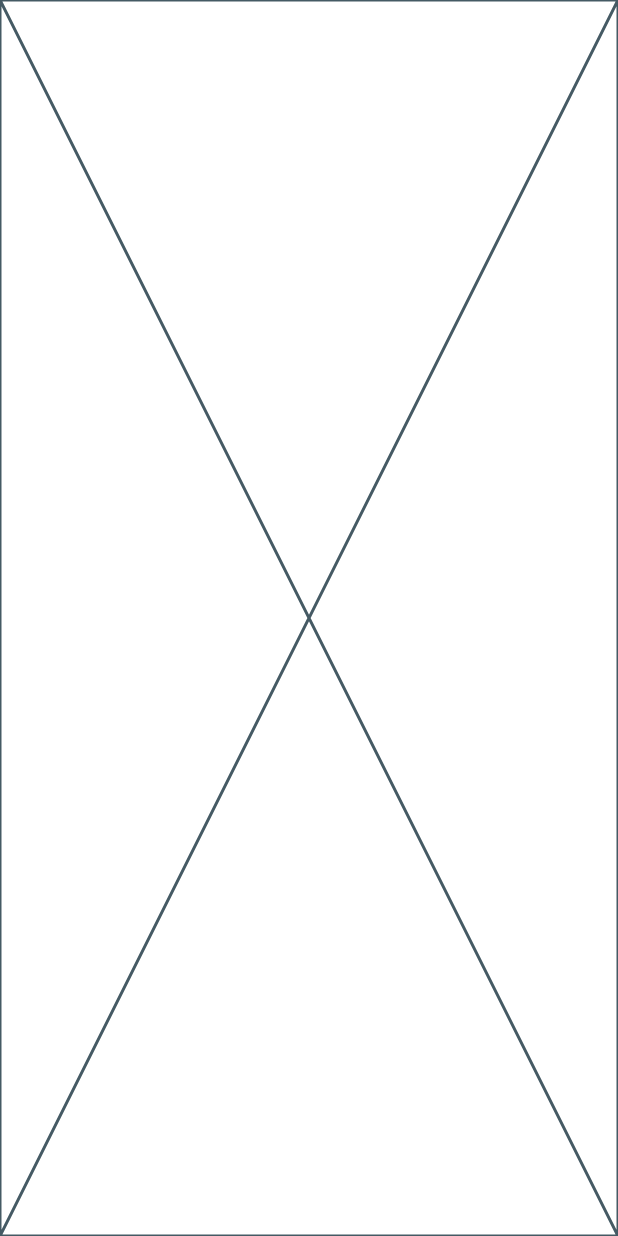
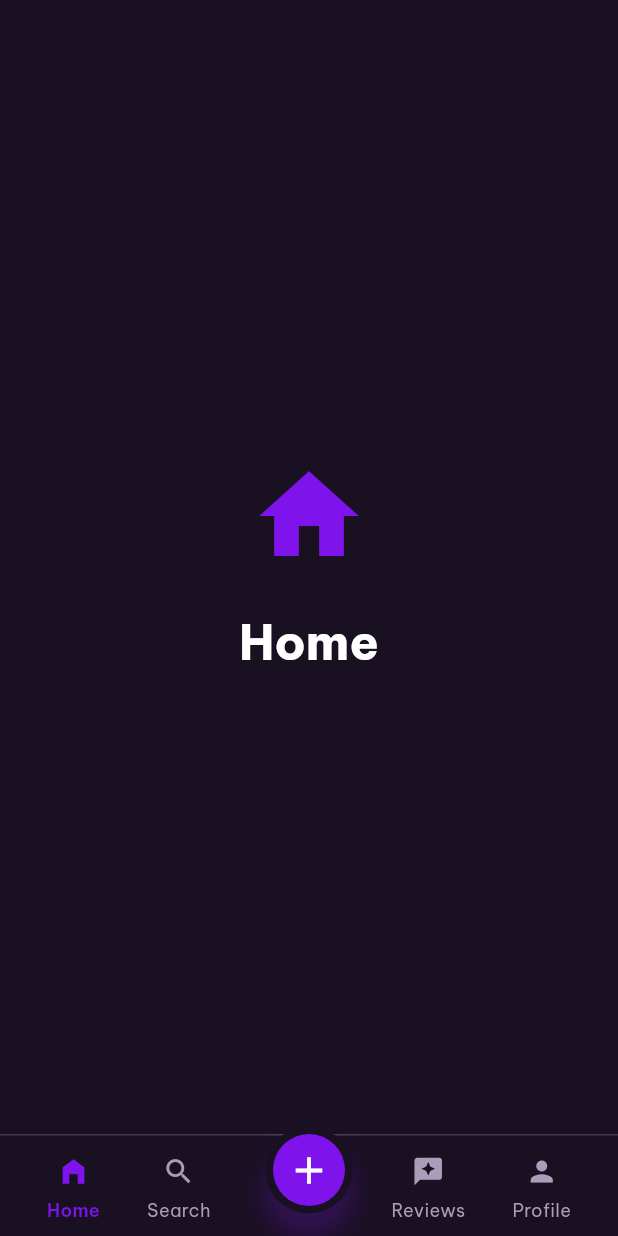
Before and after one commit to Flutter-Beg-V-9-x3/graduation_project, a Flutter app: the screen it shows after launch, on a phone screen of 412 x 824 dp. Run offline on Flutter 3.47's test engine with Material 3 defaults, Android fonts, the light colour scheme and no system bars.

Commit message:
new bottom nav bar

```diff
--- /dev/null
+++ b/lib/common/widgets/custom_bottom_nav.dart
@@ -0,0 +1,152 @@
+import 'package:flutter/material.dart';
+import '../../core/theme/app_colors.dart';
+import '../../core/theme/app_text_styles.dart';
+
+class CustomBottomNav extends StatelessWidget {
+  final int currentIndex;
+  final Function(int) onTabSelected;
+  final VoidCallback? onCenterButtonPressed;
+
+  const CustomBottomNav({
+    Key? key,
+    required this.currentIndex,
+    required this.onTabSelected,
+    this.onCenterButtonPressed,
+  }) : super(key: key);
+
+  @override
+  Widget build(BuildContext context) {
+    final screenWidth = MediaQuery.of(context).size.width;
+
+    // ⬇️ أحجام دقيقة
+    const buttonSize = 48.0;
+    const containerSize = 58.0;
+
+    return Container(
+      height: 68,
+      color: AppColors.background,
+      child: Stack(
+        clipBehavior: Clip.none,
+        children: [
+          // ===== الخط العلوي الكامل =====
+          Positioned(
+            top: 0,
+            left: 0,
+            right: 0,
+            child: Container(height: 1, color: AppColors.divider),
+          ),
+
+          // ===== العناصر الأربعة =====
+          Row(
+            mainAxisAlignment: MainAxisAlignment.spaceEvenly,
+            children: [
+              _buildNavItem(0, Icons.home_filled, 'Home'),
+              _buildNavItem(1, Icons.search, 'Search'),
+              SizedBox(width: containerSize),
+              _buildNavItem(2, Icons.reviews, 'Reviews'),
+              _buildNavItem(3, Icons.person, 'Profile'),
+            ],
+          ),
+
+          // ===== الظل الأخف تحت الـ Container =====
+          Positioned(
+            top: 8,
+            left: (screenWidth / 2) - (containerSize / 2),
+            child: Container(
+              width: containerSize,
+              height: containerSize,
+              decoration: BoxDecoration(
+                shape: BoxShape.circle,
+                boxShadow: [
+                  // ⬇️ ظل خفيف جداً
+                  BoxShadow(
+                    color: AppColors.primary.withOpacity(
+                      0.25,
+                    ), // ⬅️ opacity أقل
+                    blurRadius: 16, // ⬅️ blur أقل
+                    spreadRadius: 1, // ⬅️ spread أقل
+                    offset: Offset(0, 2), // ⬅️ offset أقل
+                  ),
+                ],
+              ),
+            ),
+          ),
+
+          // ===== الـ Container الدائري فوق الخط =====
+          Positioned(
+            top: -5,
+            left: (screenWidth / 2) - (containerSize / 2),
+            child: Container(
+              width: containerSize,
+              height: containerSize,
+              decoration: BoxDecoration(
+                color: AppColors.background,
+                shape: BoxShape.circle,
+              ),
+              child: Center(
+                child: GestureDetector(
+                  onTap: onCenterButtonPressed,
+                  child: Container(
+                    width: buttonSize,
+                    height: buttonSize,
+                    decoration: BoxDecoration(
+                      color: AppColors.primary,
+                      shape: BoxShape.circle,
+                    ),
+                    child: Center(
+                      child: Icon(Icons.add, color: Colors.white, size: 30),
+                    ),
+                  ),
+                ),
+              ),
+            ),
+          ),
+        ],
+      ),
+    );
+  }
+
+  Widget _buildNavItem(int index, IconData icon, String label) {
+    bool isSelected = currentIndex == index;
+
+    return GestureDetector(
+      onTap: () => onTabSelected(index),
+      child: Container(
+        padding: EdgeInsets.only(top: 14),
+        child: Column(
+          mainAxisSize: MainAxisSize.min,
+          children: [
+            Icon(
+              isSelected ? _getFilledIcon(icon) : icon,
+              color: isSelected ? AppColors.primary : AppColors.textMuted,
+              size: 22,
+            ),
+            SizedBox(height: 6),
+            Text(
+              label,
+              style: AppTextStyles.captionSmall.copyWith(
+                color: isSelected ? AppColors.primary : AppColors.textMuted,
+                fontWeight: isSelected ? FontWeight.w600 : FontWeight.normal,
+              ),
+            ),
+          ],
+        ),
+      ),
+    );
+  }
+
+  IconData _getFilledIcon(IconData outlineIcon) {
+    switch (outlineIcon) {
+      case Icons.home_outlined:
+        return Icons.home;
+      case Icons.search_outlined:
+        return Icons.search;
+      case Icons.reviews_outlined:
+        return Icons.reviews;
+      case Icons.person_outlined:
+        return Icons.person;
+      default:
+        return outlineIcon;
+    }
+  }
+}
--- /dev/null
+++ b/lib/features/home/home_screen.dart
@@ -0,0 +1,74 @@
+// ملف: lib/features/home/home_screen.dart
+
+import 'package:flutter/material.dart';
+import 'package:flutter_graduation_project/common/widgets/custom_bottom_nav.dart';
+import '../../core/theme/app_colors.dart';
+
+class HomeScreen extends StatefulWidget {
+  const HomeScreen({Key? key}) : super(key: key);
+
+  @override
+  _HomeScreenState createState() => _HomeScreenState();
+}
+
+class _HomeScreenState extends State<HomeScreen> {
+  int _currentIndex = 0; // لتتبع الصفحة الحالية
+
+  // قائمة الصفحات
+  final List<Widget> _pages = [
+    _buildPage('Home', Icons.home, AppColors.primary),
+    _buildPage('Search', Icons.search, AppColors.textBlue),
+    _buildPage('Reviews', Icons.reviews, AppColors.textGreen),
+    _buildPage('Profile', Icons.person, AppColors.textPurple),
+  ];
+
+  // دالة مساعدة لإنشاء صفحة بسيطة
+  static Widget _buildPage(String title, IconData icon, Color color) {
+    return Container(
+      color: AppColors.background,
+      child: Center(
+        child: Column(
+          mainAxisAlignment: MainAxisAlignment.center,
+          children: [
+            Icon(icon, size: 80, color: color),
+            SizedBox(height: 20),
+            Text(
+              title,
+              style: TextStyle(
+                fontSize: 32,
+                fontWeight: FontWeight.bold,
+                color: Colors.white,
+              ),
+            ),
+          ],
+        ),
+      ),
+    );
+  }
+
+  // دالة عند الضغط على زر (+)
+  void _onAddPressed() {
+    // هنا رح نضيف اللي بدنا ياه
+    print('تم الضغط على زر الإضافة');
+
+    // مثلاً: نعرض نافذة منبثقة
+    // showDialog(...)
+  }
+
+  @override
+  Widget build(BuildContext context) {
+    return Scaffold(
+      backgroundColor: AppColors.background,
+      body: _pages[_currentIndex], // عرض الصفحة الحالية
+      bottomNavigationBar: CustomBottomNav(
+        currentIndex: _currentIndex,
+        onTabSelected: (index) {
+          setState(() {
+            _currentIndex = index;
+          });
+        },
+        onCenterButtonPressed: _onAddPressed,
+      ),
+    );
+  }
+}
--- a/lib/main.dart
+++ b/lib/main.dart
@@ -1,20 +1,21 @@
 import 'package:flutter/material.dart';
-import 'package:flutter_graduation_project/core/theme/app_theme.dart';
+import 'core/theme/app_theme.dart';
+import 'features/home/home_screen.dart';
 
 void main() {
   runApp(const MyApp());
 }
 
 class MyApp extends StatelessWidget {
-  const MyApp({super.key});
+  const MyApp({Key? key}) : super(key: key);
 
   @override
   Widget build(BuildContext context) {
     return MaterialApp(
       debugShowCheckedModeBanner: false,
-      title: 'Flutter Beg',
-      theme:  AppTheme.theme,
-      home: const Placeholder(),
+      title: 'Moive',
+      theme: AppTheme.theme,
+      home: const HomeScreen(),
     );
   }
 }
```
